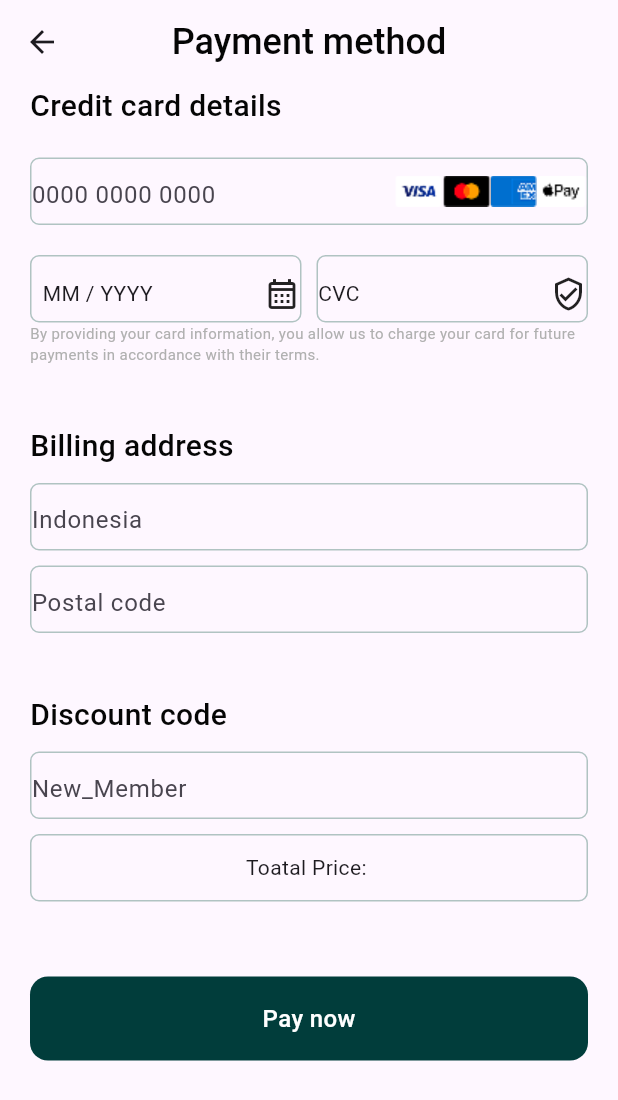
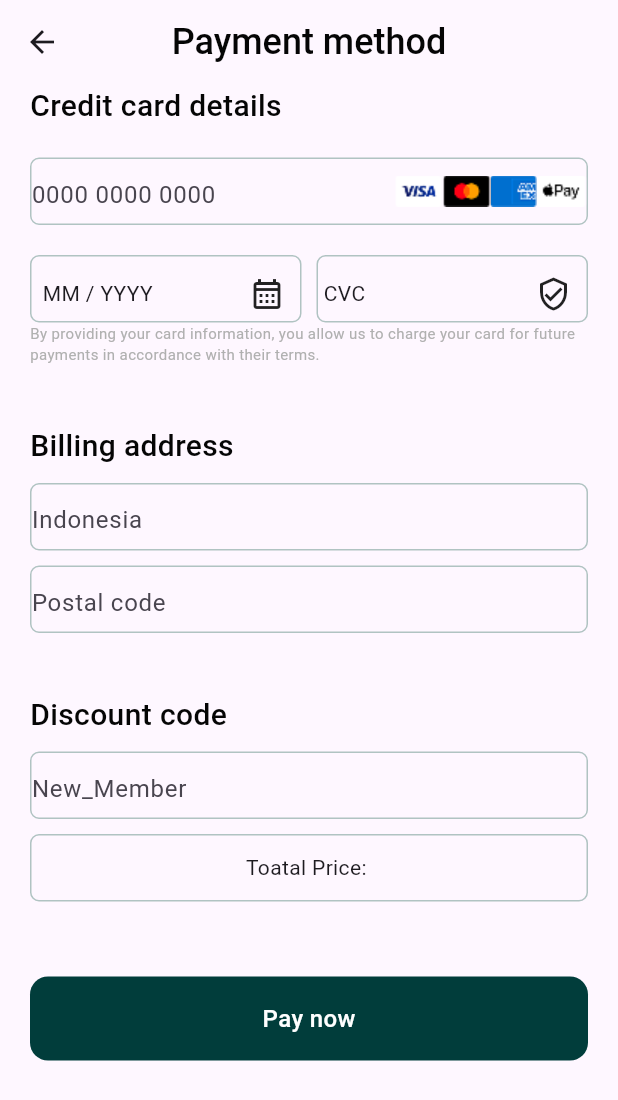
Before and after one commit to rayhantmt/Damaged303, a Flutter app: the PaymentView screen opened directly, on a phone screen of 412 x 824 dp. Shown: the top 1100 px of the screen. Run offline on Flutter 3.47's test engine with Material 3 defaults, Android fonts, the phone set to English and light mode, and no system bars; our stand-ins replace get.

Commit message:
ui fine tunning

```diff
--- a/lib/app/modules/payment/payment_view.dart
+++ b/lib/app/modules/payment/payment_view.dart
@@ -94,7 +94,13 @@ class _PaymentViewState extends State<PaymentView> {
                             mainAxisAlignment: MainAxisAlignment.spaceBetween,
                             children: [
                               Text('  MM / YYYY'),
-                              Icon(Icons.calendar_month_outlined),
+                              Padding(
+                                padding: const EdgeInsets.only(
+                                  left: 10,
+                                  right: 10,
+                                ),
+                                child: Icon(Icons.calendar_month_outlined),
+                              ),
                             ],
                           ),
                         ),
@@ -115,8 +121,14 @@ class _PaymentViewState extends State<PaymentView> {
                           hint: Row(
                             mainAxisAlignment: MainAxisAlignment.spaceBetween,
                             children: [
-                              Text('CVC'),
-                              Icon(Icons.verified_user_outlined),
+                              Text(' CVC'),
+                              Padding(
+                                padding: const EdgeInsets.only(
+                                  left: 10,
+                                  right: 10,
+                                ),
+                                child: Icon(Icons.verified_user_outlined),
+                              ),
                             ],
                           ),
                         ),
```
